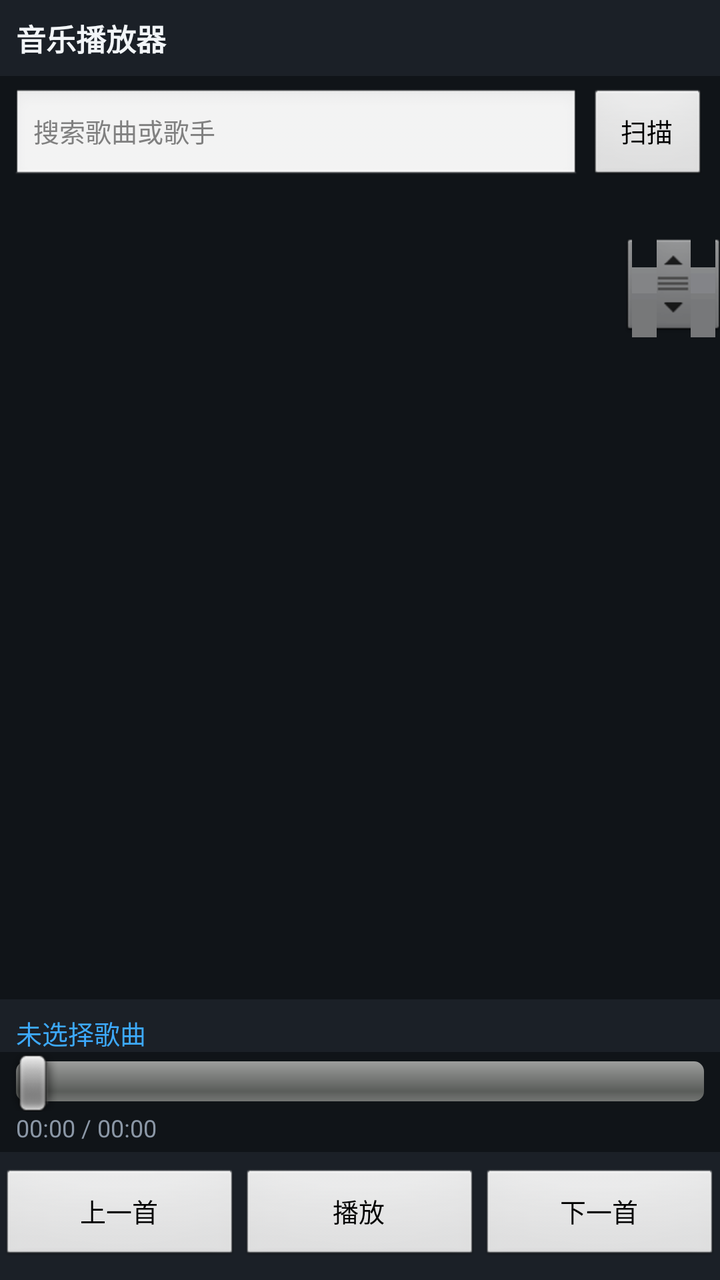
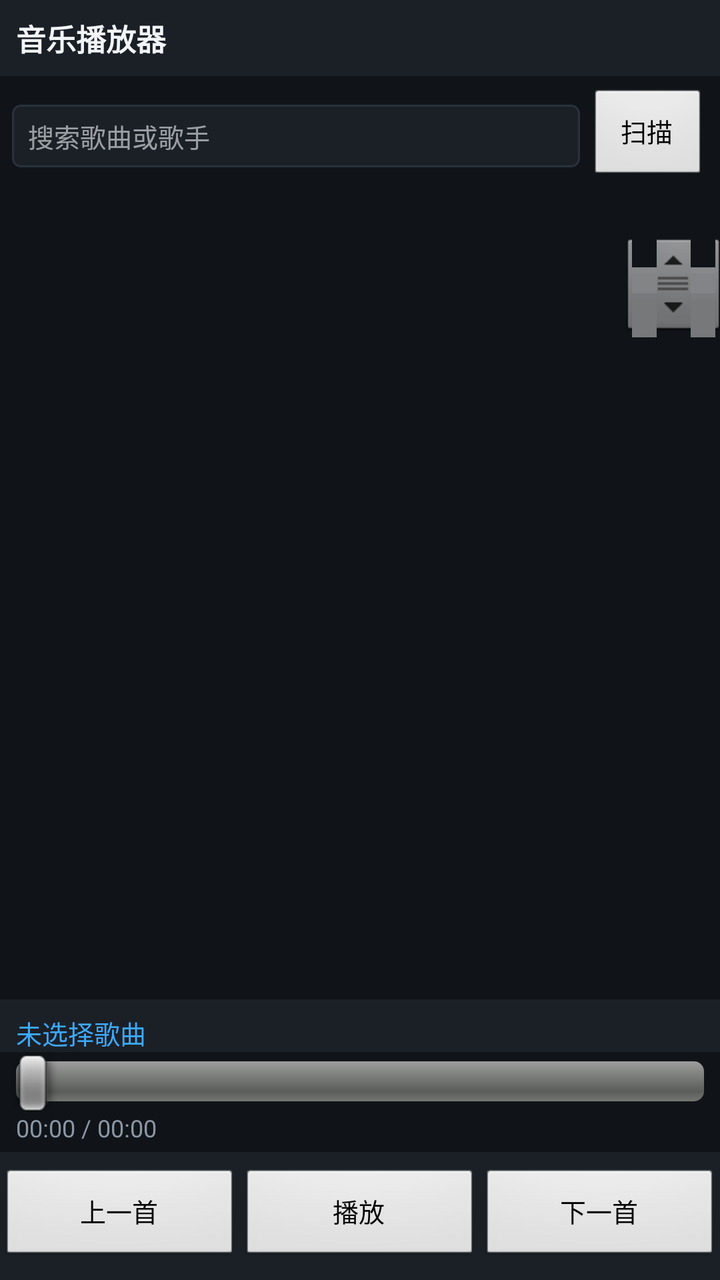

An Android layout rendered at two revisions. The XML below is the earlier revision; the diff shows what the commit changed to produce the second picture.
<!-- AndroidManifest.xml: application theme android:Theme -->
<!-- res/layout/main.xml -->
<?xml version="1.0" encoding="utf-8"?>
<LinearLayout xmlns:android="http://schemas.android.com/apk/res/android"
    android:layout_width="fill_parent"
    android:layout_height="fill_parent"
    android:orientation="vertical"
    android:background="@color/bg"
    android:focusable="true"
    android:focusableInTouchMode="true">

    <TextView
        android:id="@+id/title"
        android:layout_width="fill_parent"
        android:layout_height="wrap_content"
        android:background="@color/panel"
        android:padding="8dp"
        android:text="@string/app_name"
        android:textColor="@color/text_primary"
        android:textSize="15sp"
        android:textStyle="bold" />

    <LinearLayout
        android:layout_width="fill_parent"
        android:layout_height="wrap_content"
        android:orientation="horizontal"
        android:gravity="center_vertical"
        android:padding="6dp">

        <EditText
            android:id="@+id/search"
            android:layout_width="0dp"
            android:layout_height="wrap_content"
            android:layout_weight="1"
            android:hint="@string/search_hint"
            android:singleLine="true"
            android:imeOptions="actionDone"
            android:textColor="@color/text_primary"
            android:textSize="13sp" />

        <Button
            android:id="@+id/btn_clear"
            android:layout_width="wrap_content"
            android:layout_height="wrap_content"
            android:layout_marginLeft="4dp"
            android:minWidth="0dp"
            android:text="@string/clear"
            android:textSize="12sp"
            android:visibility="gone" />

        <Button
            android:id="@+id/btn_scan"
            android:layout_width="wrap_content"
            android:layout_height="wrap_content"
            android:layout_marginLeft="4dp"
            android:minWidth="60dp"
            android:text="@string/scan"
            android:textSize="13sp" />
    </LinearLayout>

    <TextView
        android:id="@+id/list_info"
        android:layout_width="fill_parent"
        android:layout_height="wrap_content"
        android:paddingBottom="4dp"
        android:paddingLeft="8dp"
        android:paddingRight="8dp"
        android:textColor="@color/text_secondary"
        android:textSize="11sp" />

    <ListView
        android:id="@android:id/list"
        android:layout_width="fill_parent"
        android:layout_height="0dp"
        android:layout_weight="1"
        android:cacheColorHint="#00000000"
        android:divider="@color/divider"
        android:dividerHeight="1px"
        android:fastScrollEnabled="true" />

    <TextView
        android:id="@+id/empty"
        android:layout_width="fill_parent"
        android:layout_height="wrap_content"
        android:padding="14dp"
        android:text="@string/empty"
        android:textColor="@color/text_secondary"
        android:textSize="13sp"
        android:visibility="gone" />

    <TextView
        android:id="@+id/now"
        android:layout_width="fill_parent"
        android:layout_height="wrap_content"
        android:background="@color/panel"
        android:ellipsize="marquee"
        android:paddingLeft="8dp"
        android:paddingRight="8dp"
        android:paddingTop="7dp"
        android:singleLine="true"
        android:text="@string/no_song"
        android:textColor="@color/accent"
        android:textSize="13sp" />

    <SeekBar
        android:id="@+id/seek"
        android:layout_width="fill_parent"
        android:layout_height="wrap_content"
        android:paddingLeft="8dp"
        android:paddingRight="8dp" />

    <TextView
        android:id="@+id/time"
        android:layout_width="fill_parent"
        android:layout_height="wrap_content"
        android:paddingBottom="4dp"
        android:paddingLeft="8dp"
        android:paddingRight="8dp"
        android:text="@string/time_zero"
        android:textColor="@color/text_secondary"
        android:textSize="12sp" />

    <LinearLayout
        android:layout_width="fill_parent"
        android:layout_height="wrap_content"
        android:background="@color/panel"
        android:orientation="horizontal"
        android:paddingBottom="8dp"
        android:paddingTop="8dp">

        <Button
            android:id="@+id/btn_prev"
            android:layout_width="0dp"
            android:layout_height="wrap_content"
            android:layout_weight="1"
            android:minWidth="0dp"
            android:text="@string/btn_prev"
            android:textSize="13sp" />

        <Button
            android:id="@+id/btn_play"
            android:layout_width="0dp"
            android:layout_height="wrap_content"
            android:layout_weight="1"
            android:minWidth="0dp"
            android:text="@string/btn_play"
            android:textSize="13sp" />

        <Button
            android:id="@+id/btn_next"
            android:layout_width="0dp"
            android:layout_height="wrap_content"
            android:layout_weight="1"
            android:minWidth="0dp"
            android:text="@string/btn_next"
            android:textSize="13sp" />
    </LinearLayout>
</LinearLayout>
<!-- resources referenced by this layout -->
<resources>
  <color name="accent">#FF3DA9FC</color>
  <color name="bg">#FF101418</color>
  <color name="divider">#FF2A313A</color>
  <color name="panel">#FF1B2027</color>
  <color name="text_primary">#FFF2F5F8</color>
  <color name="text_secondary">#FF8B97A6</color>
  <string name="app_name">音乐播放器</string>
  <string name="btn_next">下一首</string>
  <string name="btn_play">播放</string>
  <string name="btn_prev">上一首</string>
  <string name="clear">清空</string>
  <string name="empty">没有找到音频文件。请把 mp3 放到 SD 卡的 Music 文件夹后点击“扫描”。</string>
  <string name="no_song">未选择歌曲</string>
  <string name="scan">扫描</string>
  <string name="search_hint">搜索歌曲或歌手</string>
  <string name="time_zero">00:00 / 00:00</string>
</resources>

<!-- the commit's change to res/layout/main.xml (unified diff, before → after) -->
@@ -30,10 +30,12 @@
             android:layout_width="0dp"
             android:layout_height="wrap_content"
             android:layout_weight="1"
+            android:background="@drawable/search_box"
             android:hint="@string/search_hint"
             android:singleLine="true"
             android:imeOptions="actionDone"
             android:textColor="@color/text_primary"
+            android:textColorHint="@color/text_hint"
             android:textSize="13sp" />
 
         <Button
<!-- resource entries referenced after the edit -->
@@ -4,8 +4,24 @@
   <color name="bg">#FF101418</color>
   <color name="divider">#FF2A313A</color>
   <color name="panel">#FF1B2027</color>
+  <color name="text_hint">#99F2F5F8</color>
   <color name="text_primary">#FFF2F5F8</color>
   <color name="text_secondary">#FF8B97A6</color>
+  <!-- drawable search_box (drawable) -->
+  <?xml version="1.0" encoding="utf-8"?>
+  <shape xmlns:android="http://schemas.android.com/apk/res/android"
+      android:shape="rectangle">
+      <solid android:color="@color/panel" />
+      <stroke
+          android:width="1dp"
+          android:color="@color/divider" />
+      <corners android:radius="4dp" />
+      <padding
+          android:left="8dp"
+          android:top="6dp"
+          android:right="8dp"
+          android:bottom="6dp" />
+  </shape>
   <string name="app_name">音乐播放器</string>
   <string name="btn_next">下一首</string>
   <string name="btn_play">播放</string>
